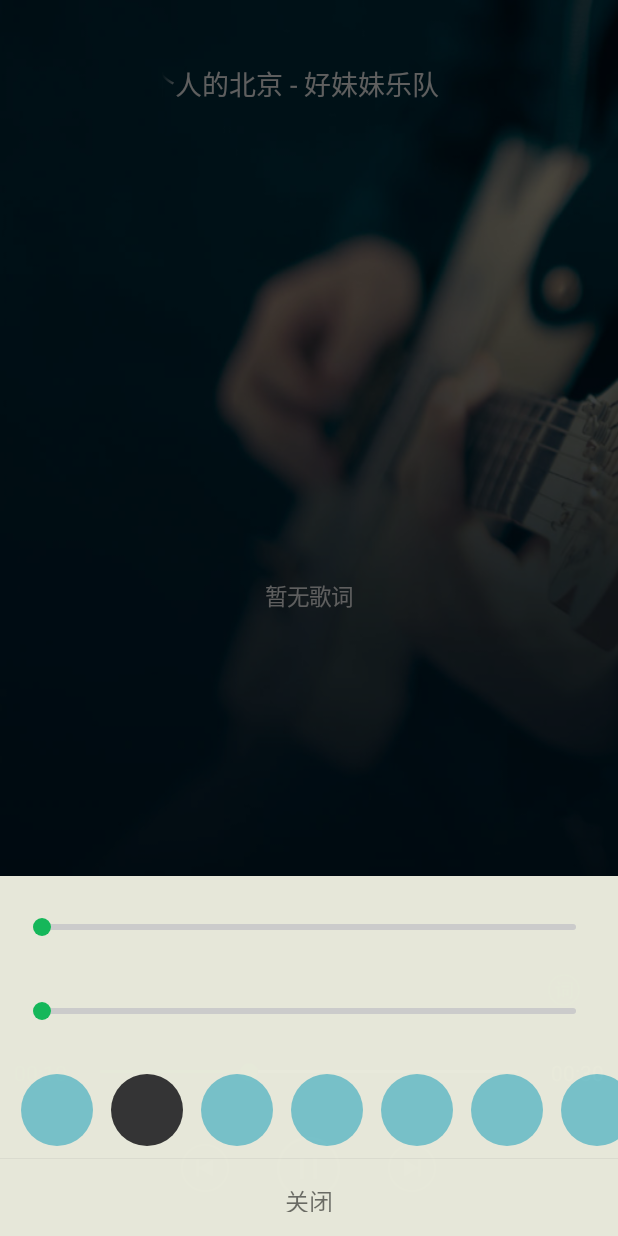
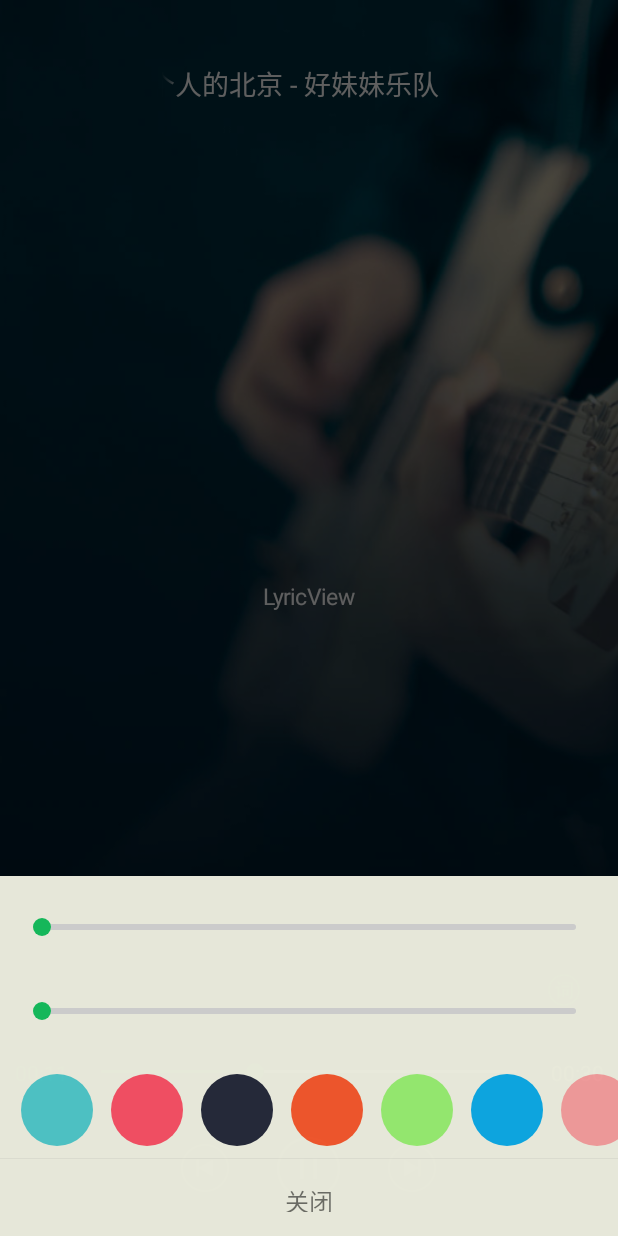
Before and after one commit to WuLiFei/LyricViewDemo, an Android app: the screen it shows after launch (MainActivity), after a tap on an icon or button, on a phone screen of 412 x 824 dp. Run offline under Robolectric (Android 15) with nearby library versions, the phone set to English and light mode, and no system bars; libraries missing offline, so code that uses them is left out: com.nineoldandroids.view; 12 statements that could not run were skipped.

```diff
--- a/app/build.gradle
+++ b/app/build.gradle
@@ -25,4 +25,5 @@ dependencies {
     compile 'com.android.support:appcompat-v7:23.4.0'
     compile 'com.android.support:design:23.4.0'
     compile files('libs/xUtils-2.6.14.jar')
+    compile 'com.nineoldandroids:library:2.4.0'
 }
--- a/app/src/main/java/com/example/mariostudio/lyricviewdemo/LyricView.java
+++ b/app/src/main/java/com/example/mariostudio/lyricviewdemo/LyricView.java
@@ -44,7 +44,7 @@ public class LyricView extends View {
     private int mHintColor = Color.parseColor("#FFFFFF");  // 提示语颜色
     private int mDefaultColor = Color.parseColor("#FFFFFF");  // 默认字体颜色
     private int mIndicatorColor = Color.parseColor("#EFEFEF");  // 指示器颜色
-    private int mHighLightColor = Color.parseColor("#7AC5CD");  // 当前播放位置的颜色
+    private int mHighLightColor = Color.parseColor("#4FC5C7");  // 当前播放位置的颜色
     private int mCurrentShowColor = Color.parseColor("#AAAAAA");  // 当前拖动位置的颜色
 
     private int mLineCount;  // 行数
@@ -71,7 +71,7 @@ public class LyricView extends View {
 
     private LyricInfo mLyricInfo;
     private String mDefaultTime = "00:00";
-    private String mDefaultHint = "暂无歌词";
+    private String mDefaultHint = "LyricView";
     private Paint mTextPaint, mBtnPaint, mIndicatorPaint;
 
     private OnPlayerClickListener mClickListener;
@@ -708,6 +708,7 @@ public class LyricView extends View {
         if (size != mTextPaint.getTextSize()) {
             mTextPaint.setTextSize(size);
             measureLineHeight();
+            mScrollY = measureCurrentScrollY(mCurrentPlayLine);
             invalidateView();
         }
     }
@@ -796,6 +797,7 @@ public class LyricView extends View {
         if(mLineSpace != lineSpace) {
             mLineSpace = getRawSize(TypedValue.COMPLEX_UNIT_SP, lineSpace);
             measureLineHeight();
+            mScrollY = measureCurrentScrollY(mCurrentPlayLine);
             invalidateView();
         }
     }
--- a/app/src/main/java/com/example/mariostudio/lyricviewdemo/activity/MainActivity.java
+++ b/app/src/main/java/com/example/mariostudio/lyricviewdemo/activity/MainActivity.java
@@ -4,13 +4,14 @@ import android.animation.Animator;
 import android.animation.AnimatorListenerAdapter;
 import android.animation.ValueAnimator;
 import android.annotation.TargetApi;
+import android.graphics.Color;
+import android.graphics.drawable.Drawable;
 import android.media.MediaPlayer;
 import android.os.Build;
 import android.os.Bundle;
 import android.os.Handler;
 import android.os.Message;
 import android.support.v7.app.AppCompatActivity;
-import android.util.Log;
 import android.view.View;
 import android.view.ViewStub;
 import android.view.Window;
@@ -22,6 +23,7 @@ import android.widget.TextView;
 import com.example.mariostudio.lyricviewdemo.Constant;
 import com.example.mariostudio.lyricviewdemo.LyricView;
 import com.example.mariostudio.lyricviewdemo.R;
+import com.example.mariostudio.lyricviewdemo.util.PreferenceUtil;
 import com.example.mariostudio.lyricviewdemo.view.CustomRelativeLayout;
 import com.example.mariostudio.lyricviewdemo.view.CustomSettingView;
 import com.lidroid.xutils.HttpUtils;
@@ -60,6 +62,7 @@ public class MainActivity extends AppCompatActivity implements View.OnClickListe
     private CustomRelativeLayout customRelativeLayout;
 
     private final int MSG_REFRESH = 0x167;
+    private final int MSG_LOADING = 0x177;
     private final int MSG_LYRIC_SHOW = 0x187;
 
     private long animatorDuration = 120;
@@ -99,8 +102,6 @@ public class MainActivity extends AppCompatActivity implements View.OnClickListe
     private void initAllViews() {
         statueBar = findViewById(R.id.statue_bar);
         statueBar.getLayoutParams().height = getStatusBarHeight();
-        lyricView = (LyricView) findViewById(R.id.lyric_view);
-        lyricView.setOnPlayerClickListener(this);
         display_title = (TextView) findViewById(R.id.title_view);
         display_position = (TextView) findViewById(android.R.id.text1);
         display_total = (TextView) findViewById(android.R.id.text2);
@@ -114,6 +115,11 @@ public class MainActivity extends AppCompatActivity implements View.OnClickListe
         btnPlay.setOnClickListener(this);
         btnNext.setOnClickListener(this);
         btnPre.setOnClickListener(this);
+        lyricView = (LyricView) findViewById(R.id.lyric_view);
+        lyricView.setOnPlayerClickListener(this);
+        lyricView.setLineSpace(PreferenceUtil.getInstance(MainActivity.this).getFloat(PreferenceUtil.KEY_TEXT_SIZE, 12.0f));
+        lyricView.setTextSize(PreferenceUtil.getInstance(MainActivity.this).getFloat(PreferenceUtil.KEY_TEXT_SIZE, 15.0f));
+        lyricView.setHighLightTextColor(PreferenceUtil.getInstance(MainActivity.this).getInt(PreferenceUtil.KEY_HIGHLIGHT_COLOR, Color.parseColor("#4FC5C7")));
 
         setting_layout = (ViewStub) findViewById(R.id.main_setting_layout);
     }
@@ -131,8 +137,8 @@ public class MainActivity extends AppCompatActivity implements View.OnClickListe
      * */
     private void mediaPlayerSetup() {
         display_title.setText(song_names[position]);
-        setupHandler.removeMessages(MSG_LYRIC_SHOW);
-        setupHandler.sendEmptyMessageDelayed(MSG_LYRIC_SHOW, 800);
+        handler.removeMessages(MSG_LYRIC_SHOW);
+        handler.sendEmptyMessageDelayed(MSG_LYRIC_SHOW, 420);
     }
 
     /**
@@ -195,25 +201,6 @@ public class MainActivity extends AppCompatActivity implements View.OnClickListe
         mediaPlayerSetup();
     }
 
-    Handler setupHandler = new Handler() {
-
-        @Override
-        public void handleMessage(Message msg) {
-            super.handleMessage(msg);
-            try {
-                setCurrentState(State.STATE_SETUP);
-                mediaPlayer = new MediaPlayer();
-                mediaPlayer.setOnPreparedListener(MainActivity.this);
-                mediaPlayer.setOnCompletionListener(MainActivity.this);
-                mediaPlayer.setOnBufferingUpdateListener(MainActivity.this);
-                mediaPlayer.setDataSource(song_urls[position]);
-                mediaPlayer.prepareAsync();
-            } catch (IOException e) {
-                e.printStackTrace();
-            }
-        }
-    };
-
     @Override
     public void onPrepared(MediaPlayer mediaPlayer) {
         setCurrentState(State.STATE_PREPARE);
@@ -252,6 +239,7 @@ public class MainActivity extends AppCompatActivity implements View.OnClickListe
                 if(lyricView != null) {
                     lyricView.setPlayable(true);
                 }
+                setLoading(false);
                 break;
             case STATE_STOP:
                 if(lyricView != null) {
@@ -261,6 +249,8 @@ public class MainActivity extends AppCompatActivity implements View.OnClickListe
                 display_seek.setSecondaryProgress(0);
                 display_seek.setProgress(0);
                 display_seek.setMax(100);
+                btnPlay.setImageResource(R.mipmap.m_icon_player_play_normal);
+                setLoading(false);
                 break;
             case STATE_SETUP:
                 File file = new File(Constant.lyricPath + song_names[position] + ".lrc");
@@ -269,6 +259,8 @@ public class MainActivity extends AppCompatActivity implements View.OnClickListe
                 } else {
                     downloadLyric(song_lyrics[position], file);
                 }
+                btnPlay.setImageResource(R.mipmap.m_icon_player_play_normal);
+                setLoading(true);
                 break;
             default:
                 break;
@@ -292,9 +284,51 @@ public class MainActivity extends AppCompatActivity implements View.OnClickListe
                     }
                     handler.sendEmptyMessageDelayed(MSG_REFRESH, 120);
                     break;
+                case MSG_LYRIC_SHOW:
+                    try {
+                        setCurrentState(State.STATE_SETUP);
+                        mediaPlayer = new MediaPlayer();
+                        mediaPlayer.setOnPreparedListener(MainActivity.this);
+                        mediaPlayer.setOnCompletionListener(MainActivity.this);
+                        mediaPlayer.setOnBufferingUpdateListener(MainActivity.this);
+                        mediaPlayer.setDataSource(song_urls[position]);
+                        mediaPlayer.prepareAsync();
+                    } catch (IOException e) {
+                        e.printStackTrace();
+                    }
+                    break;
+                case MSG_LOADING:
+                    Drawable background = btnPlay.getBackground();
+                    int level = background.getLevel();
+                    level = level + 300;
+                    if(level > 10000) {
+                        level = level - 10000;
+                    }
+                    background.setLevel(level);
+                    handler.sendEmptyMessageDelayed(MSG_LOADING, 50);
+                    break;
+                default:
+                    break;
             }
         }
     };
+
+    private boolean mLoading = false;
+
+    private void setLoading(boolean loading) {
+        if(loading && !mLoading) {
+            btnPlay.setBackgroundResource(R.drawable.rotate_player_loading);
+            handler.sendEmptyMessageDelayed(MSG_LOADING, 200);
+            mLoading = true;
+            return;
+        }
+        if (!loading && mLoading) {
+            handler.removeMessages(MSG_LOADING);
+            btnPlay.setBackgroundColor(Color.TRANSPARENT);
+            mLoading = false;
+            return;
+        }
+    }
 
     @Override
     public void onPlayerClicked(long progress, String content) {
@@ -404,7 +438,7 @@ public class MainActivity extends AppCompatActivity implements View.OnClickListe
 
         @Override
         public void onStopTrackingTouch(SeekBar seekBar) {
-
+            PreferenceUtil.getInstance(MainActivity.this).putFloat(PreferenceUtil.KEY_TEXT_SIZE, 15.0f + 3 * seekBar.getProgress() / 100.0f);
         }
     }
 
@@ -424,7 +458,7 @@ public class MainActivity extends AppCompatActivity implements View.OnClickListe
 
         @Override
         public void onStopTrackingTouch(SeekBar seekBar) {
-
+            PreferenceUtil.getInstance(MainActivity.this).putFloat(PreferenceUtil.KEY_LINE_SPACE, 12.0f + 3 * seekBar.getProgress() / 100.0f);
         }
     }
 
@@ -443,6 +477,10 @@ public class MainActivity extends AppCompatActivity implements View.OnClickListe
         @Override
         public void onColorChanged(int color) {
             lyricView.setHighLightTextColor(color);
+            PreferenceUtil.getInstance(MainActivity.this).putInt(PreferenceUtil.KEY_HIGHLIGHT_COLOR, color);
+            if(customRelativeLayout != null) {
+                customRelativeLayout.dismiss();
+            }
         }
     }
 
--- /dev/null
+++ b/app/src/main/java/com/example/mariostudio/lyricviewdemo/util/PreferenceUtil.java
@@ -0,0 +1,79 @@
+package com.example.mariostudio.lyricviewdemo.util;
+
+import android.content.Context;
+import android.content.SharedPreferences;
+
+/**
+ * Created by MarioStudio on 2016/8/7.
+ */
+
+public class PreferenceUtil {
+
+    public static PreferenceUtil preferenceUtil;
+    private static SharedPreferences preferences;
+
+    public static final String KEY_TEXT_SIZE = "key.text.size";
+    public static final String KEY_LINE_SPACE = "key.line.space";
+    public static final String KEY_HIGHLIGHT_COLOR = "key.highlight.color";
+
+    public PreferenceUtil() {
+
+    }
+
+    public static PreferenceUtil getInstance(Context context) {
+        if(preferenceUtil == null) {
+            preferenceUtil = new PreferenceUtil();
+            initPreferenceUtil(context);
+        }
+        return preferenceUtil;
+    }
+
+    private static void initPreferenceUtil(Context context) {
+        preferences = context.getSharedPreferences("LyricViewDemo", Context.MODE_PRIVATE);
+    }
+
+    public int getInt(String key, int defValue) {
+        if(preferences != null) {
+            return preferences.getInt(key, defValue);
+        }
+        return defValue;
+    }
+
+    public void putInt(String key, int value) {
+        if(preferences != null) {
+            SharedPreferences.Editor editor = preferences.edit();
+            editor.putInt(key, value);
+            editor.commit();
+        }
+    }
+
+    public String getString(String key, String defValue) {
+        if(preferences != null) {
+            return preferences.getString(key, defValue);
+        }
+        return defValue;
+    }
+
+    public void putString(String key, String value) {
+        if(preferences != null) {
+            SharedPreferences.Editor editor = preferences.edit();
+            editor.putString(key, value);
+            editor.commit();
+        }
+    }
+
+    public float getFloat(String key, float defValue) {
+        if(preferences != null) {
+            return preferences.getFloat(key, defValue);
+        }
+        return defValue;
+    }
+
+    public void putFloat(String key, float value) {
+        if(preferences != null) {
+            SharedPreferences.Editor editor = preferences.edit();
+            editor.putFloat(key, value);
+            editor.commit();
+        }
+    }
+}
--- a/app/src/main/java/com/example/mariostudio/lyricviewdemo/view/CustomSettingView.java
+++ b/app/src/main/java/com/example/mariostudio/lyricviewdemo/view/CustomSettingView.java
@@ -14,6 +14,7 @@ import android.widget.SeekBar;
 import android.widget.TextView;
 
 import com.example.mariostudio.lyricviewdemo.R;
+import com.example.mariostudio.lyricviewdemo.util.PreferenceUtil;
 
 /**
  * Created by MarioStudio on 2016/8/1.
@@ -28,7 +29,7 @@ public class CustomSettingView extends LinearLayout {
 
     private OnColorItemChangeListener colorItemChangeListener;
 
-    private int colors[] = {Color.parseColor("#7AC5CD"), Color.parseColor("#363636"), Color.parseColor("#7AC5CD"), Color.parseColor("#7AC5CD"), Color.parseColor("#7AC5CD"), Color.parseColor("#7AC5CD"), Color.parseColor("#7AC5CD"), Color.parseColor("#7AC5CD"), Color.parseColor("#7AC5CD"), Color.parseColor("#7AC5CD")};
+    private int colors[] = {Color.parseColor("#4FC5C7"), Color.parseColor("#F55064"), Color.parseColor("#262A3B"), Color.parseColor("#F2572D"), Color.parseColor("#97EC71"), Color.parseColor("#0EA8E3"), Color.parseColor("#F29C9C"), Color.parseColor("#5B4947"), Color.parseColor("#EFC028"), Color.parseColor("#DE9DD6")};
 
     public CustomSettingView(Context context) {
         super(context);
@@ -59,6 +60,8 @@ public class CustomSettingView extends LinearLayout {
         mLineSpaceSeek = (SeekBar) findViewById(R.id.seek_line_space);
         mColorLayout = (LinearLayout) findViewById(R.id.layout_color);
 
+        mTextSizeSeek.setProgress((int) ((PreferenceUtil.getInstance(getContext()).getFloat(PreferenceUtil.KEY_TEXT_SIZE, 15.0f) - 15.0f) * 100 / 3.0f));
+        mLineSpaceSeek.setProgress((int) ((PreferenceUtil.getInstance(getContext()).getFloat(PreferenceUtil.KEY_TEXT_SIZE, 12.0f) - 12.0f) * 100 / 3.0f));
         initColorLayout();
     }
 
--- /dev/null
+++ b/app/src/main/res/drawable/rotate_player_loading.xml
@@ -0,0 +1,8 @@
+<?xml version="1.0" encoding="utf-8"?>
+<rotate xmlns:android="http://schemas.android.com/apk/res/android"
+    android:pivotX="50%"
+    android:pivotY="50%"
+    android:visible="true"
+    android:fromDegrees="0"
+    android:toDegrees="360"
+    android:drawable="@mipmap/m_icon_player_loading" />
--- a/app/src/main/res/layout/activity_main.xml
+++ b/app/src/main/res/layout/activity_main.xml
@@ -70,35 +70,39 @@
             android:layout_height="wrap_content" >
 
             <TextView
+                tools:text="02:01"
                 android:text="--:--"
                 android:padding="6dp"
-                android:gravity="right"
+                android:gravity="center"
                 android:textColor="#16BC5C"
+                android:layout_width="48dp"
                 android:id="@android:id/text1"
-                android:layout_width="wrap_content"
                 android:layout_height="wrap_content" />
 
             <SeekBar
+                tools:max="100"
+                tools:progress="61"
+                android:maxHeight="2dp"
+                android:minHeight="2dp"
                 android:paddingTop="3dp"
-                android:paddingLeft="12dp"
-                android:paddingRight="12dp"
+                android:paddingLeft="8dp"
+                android:layout_weight="1"
+                android:paddingRight="8dp"
+                android:layout_width="0dp"
                 android:paddingBottom="3dp"
-                android:progressDrawable="@drawable/layer_player_playing_progress"
+                android:id="@android:id/progress"
+                android:layout_height="wrap_content"
                 android:thumb="@drawable/selector_player_playing_thumb"
-                android:id="@android:id/progress"
-                android:layout_width="0dp"
-                android:layout_weight="1"
-                android:layout_height="wrap_content"
-                android:maxHeight="2.0dip"
-                android:minHeight="2.0dip" />
+                android:progressDrawable="@drawable/layer_player_playing_progress" />
 
             <TextView
+                tools:text="04:26"
                 android:text="--:--"
                 android:padding="6dp"
-                android:gravity="left"
+                android:gravity="center"
                 android:textColor="#ECF0F1"
+                android:layout_width="48dp"
                 android:id="@android:id/text2"
-                android:layout_width="wrap_content"
                 android:layout_height="wrap_content" />
         </LinearLayout>
 
@@ -118,11 +122,13 @@
             <ImageView
                 android:layout_width="42dp"
                 android:layout_height="42dp"
+                tools:background="#00969696"
                 android:id="@android:id/button2"
                 android:layout_marginLeft="32dp"
                 android:layout_marginRight="32dp"
                 android:contentDescription="@null"
-                android:src="@mipmap/m_icon_player_play_normal" />
+                android:src="@mipmap/m_icon_player_play_normal"
+                android:background="@drawable/rotate_player_loading" />
 
             <ImageView
                 android:layout_width="32dp"
```
Also changed, not shown: app/src/main/res/mipmap-hdpi/ic_play.png (deleted), app/src/main/res/mipmap-xhdpi/m_icon_player_loading.png (added).
